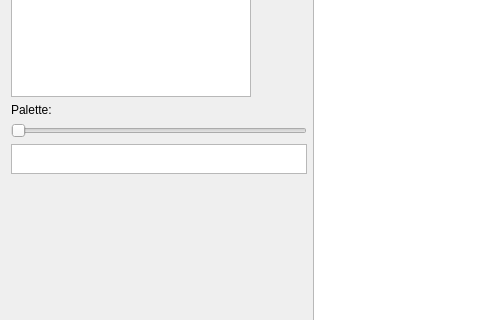
Before: the Qt Designer form Dialog/TilesetEditDialog.ui in wario-land/WL4Editor, drawn with Qt 5; both pictures show x 0 to 480 and y 222 to 542 of the 1200 by 706 pixel window.
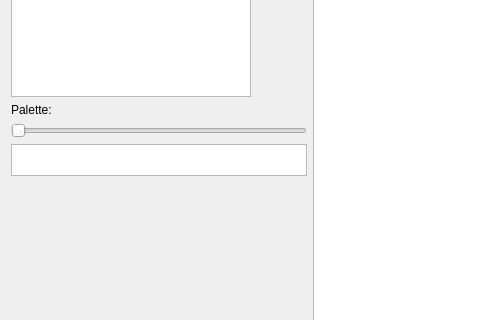
After: the same form once the commit is applied. Custom widgets are drawn as their Qt base class.

Patch:
```diff
--- a/Dialog/TilesetEditDialog.ui
+++ b/Dialog/TilesetEditDialog.ui
@@ -77,7 +77,7 @@
          <property name="maximumSize">
           <size>
            <width>16777215</width>
-           <height>30</height>
+           <height>32</height>
           </size>
          </property>
         </widget>
```
